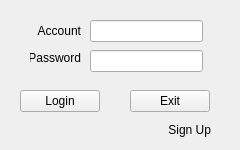
AOSC-Archive/LinkC, file NewClient/src/qtui/ui-files/loginwindow.ui: the form before one commit.
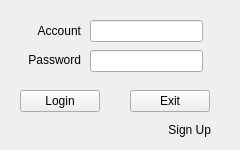
The form after the commit.

Patch:
```diff
--- a/NewClient/src/qtui/ui-files/loginwindow.ui
+++ b/NewClient/src/qtui/ui-files/loginwindow.ui
@@ -102,9 +102,9 @@
   <widget class="QLabel" name="UsernameLabel">
    <property name="geometry">
     <rect>
-     <x>30</x>
+     <x>10</x>
      <y>20</y>
-     <width>51</width>
+     <width>71</width>
      <height>21</height>
     </rect>
    </property>
@@ -118,10 +118,10 @@
   <widget class="QLabel" name="PasswordLabel">
    <property name="geometry">
     <rect>
-     <x>30</x>
+     <x>20</x>
      <y>50</y>
-     <width>51</width>
-     <height>16</height>
+     <width>61</width>
+     <height>20</height>
     </rect>
    </property>
    <property name="text">
```
